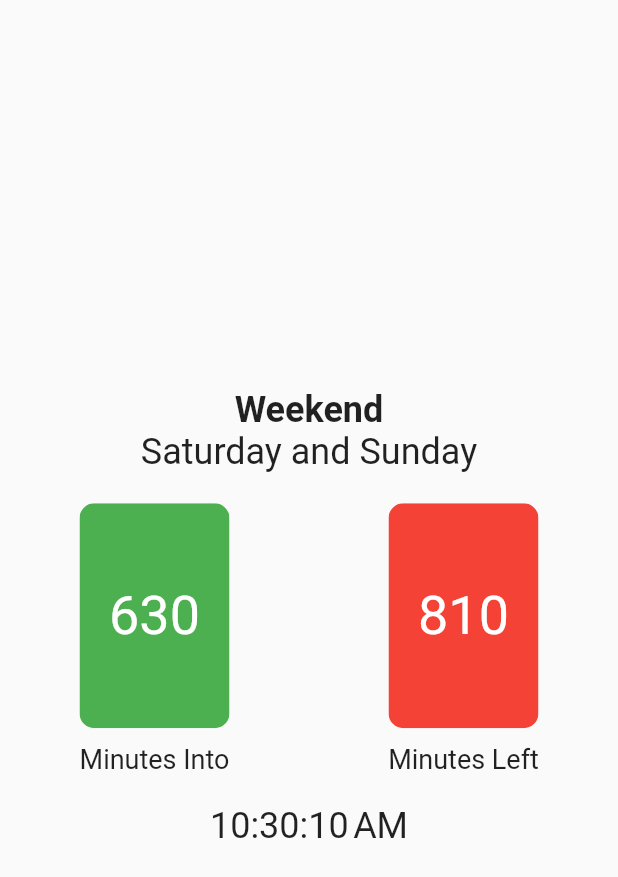
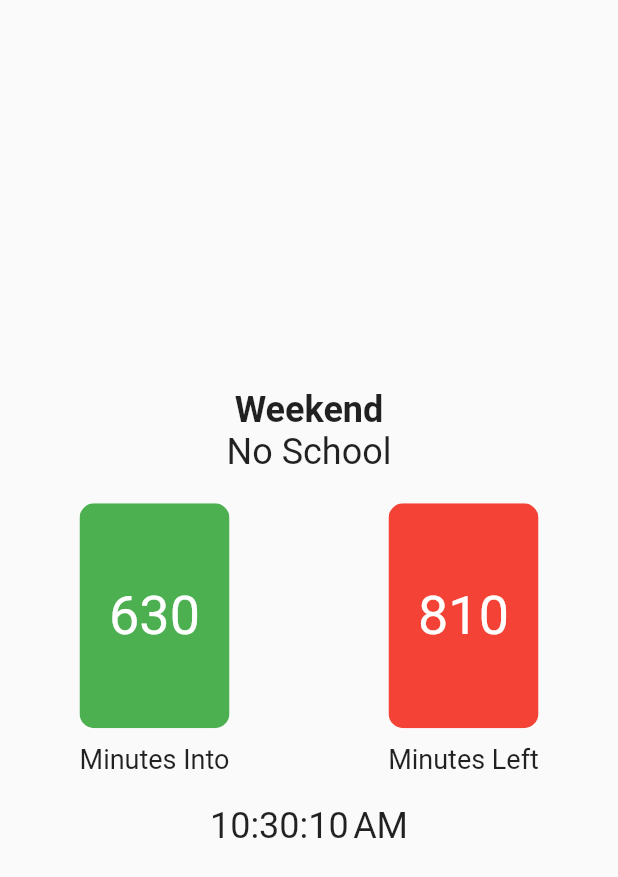
Before and after one commit to kazijamal/stuy-bell-schedule, a Flutter app: the TimerScreen screen opened directly, on a phone screen of 412 x 824 dp. Shown: the top 877 px of the screen. Run offline on Flutter 3.47's test engine with Material 2 defaults, Android fonts, the phone set to English and light mode, and no system bars; our stand-ins replace shared_preferences; accounts and stored records are empty.

Commit message:
Modify weekend constants

```diff
--- a/lib/state/schedule_time_constants.dart
+++ b/lib/state/schedule_time_constants.dart
@@ -47,6 +47,6 @@ class ScheduleTimeConstants {
   };
 
   static const WEEKEND_SCHEDULE = {
-    "Saturday and Sunday": {"start": 0, "end": 86400}
+    "No School": {"start": 0, "end": 86400}
   };
 }
```
